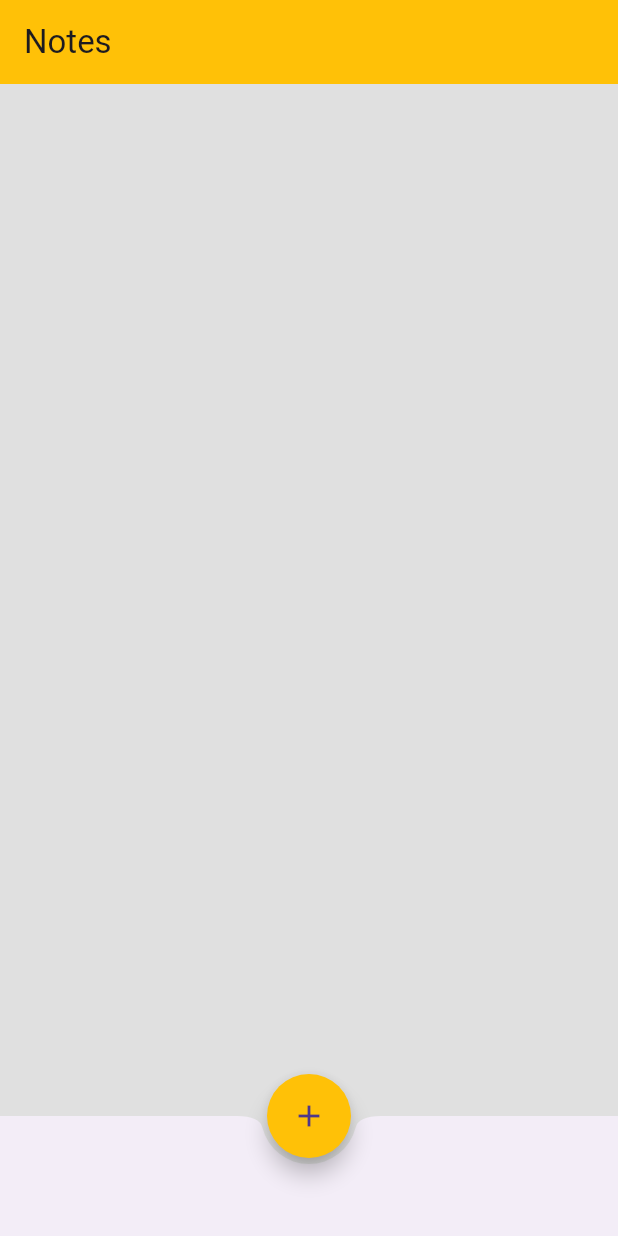
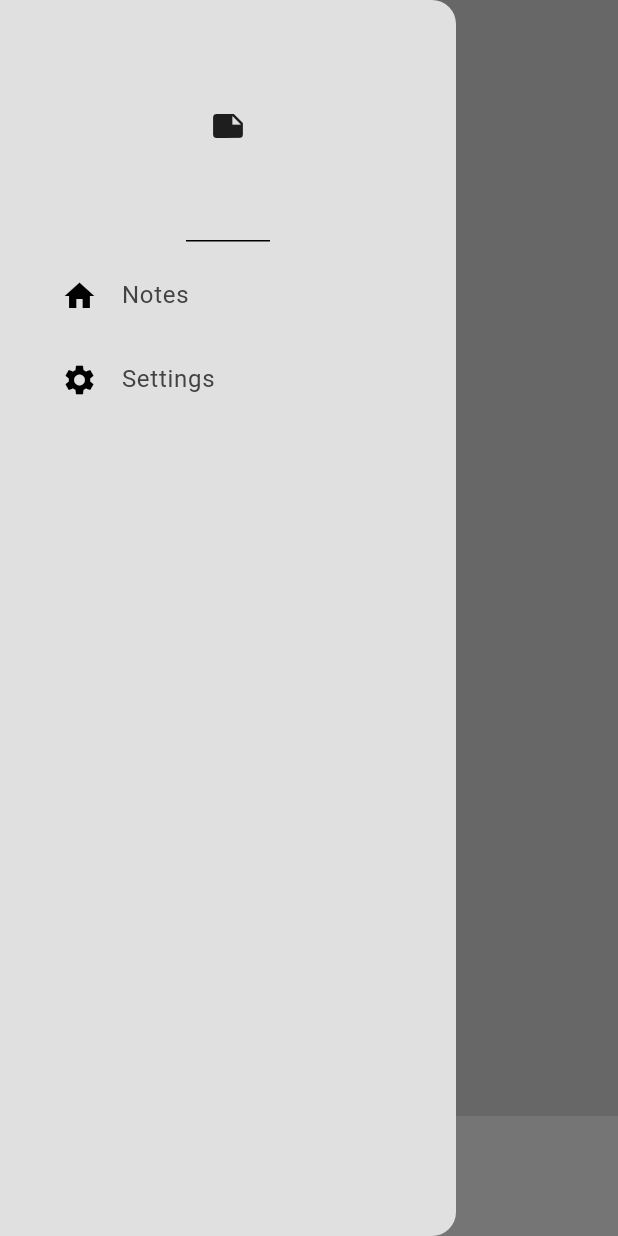
Before and after one commit to TrungKuro/Minimal-Notes-App, a Flutter app: the screen it shows after launch, with the side drawer open (before the commit the screen has no drawer), on a phone screen of 412 x 824 dp. Run offline on Flutter 3.47's test engine with Material 3 defaults, Android fonts, the phone set to English and light mode, and no system bars; our stand-ins replace google_fonts, isar; accounts and stored records are empty; generated files the repository leaves out were written again.

Commit message:
Menu Drawer.

```diff
--- /dev/null
+++ b/minimal_notes_app/lib/components/drawer_tile.dart
@@ -0,0 +1,31 @@
+import 'package:flutter/material.dart';
+
+class DrawerTile extends StatelessWidget {
+  final String tile;
+  final Widget leading;
+  final void Function()? onTap;
+
+  const DrawerTile({
+    super.key,
+    required this.tile,
+    required this.leading,
+    this.onTap,
+  });
+
+  @override
+  Widget build(BuildContext context) {
+    return Padding(
+      padding: const EdgeInsets.only(left: 25),
+      child: ListTile(
+        title: Text(
+          tile,
+          style: TextStyle(
+            color: Theme.of(context).colorScheme.inversePrimary,
+          ),
+        ),
+        leading: leading,
+        onTap: onTap,
+      ),
+    );
+  }
+}
--- /dev/null
+++ b/minimal_notes_app/lib/components/my_drawer.dart
@@ -0,0 +1,47 @@
+import 'package:flutter/material.dart';
+import 'package:minimal_notes_app/components/drawer_tile.dart';
+import 'package:minimal_notes_app/pages/settings_page.dart';
+
+class MyDrawer extends StatelessWidget {
+  const MyDrawer({super.key});
+
+  @override
+  Widget build(BuildContext context) {
+    return Drawer(
+      backgroundColor: Theme.of(context).colorScheme.background,
+      child: Column(
+        children: [
+          // HEADER
+          const DrawerHeader(
+            child: Icon(
+              Icons.note,
+            ),
+          ),
+          // NOTES TILE
+          DrawerTile(
+            tile: 'Notes',
+            leading: const Icon(Icons.home),
+            // Quay lại Notes Page
+            onTap: () => Navigator.pop(context),
+          ),
+          //SETTING TILE
+          DrawerTile(
+            tile: 'Settings',
+            leading: const Icon(Icons.settings),
+            onTap: () {
+              // Quay lại Notes Page
+              Navigator.pop(context);
+              // Nhảy sang Settings Page
+              Navigator.push(
+                context,
+                MaterialPageRoute(
+                  builder: (context) => const SettingsPage(),
+                ),
+              );
+            },
+          ),
+        ],
+      ),
+    );
+  }
+}
--- a/minimal_notes_app/lib/main.dart
+++ b/minimal_notes_app/lib/main.dart
@@ -1,6 +1,7 @@
 import 'package:flutter/material.dart';
 import 'package:minimal_notes_app/models/note_database.dart';
 import 'package:minimal_notes_app/pages/notes_page.dart';
+import 'package:minimal_notes_app/theme/theme_provider.dart';
 import 'package:provider/provider.dart';
 
 void main() async {
@@ -9,8 +10,13 @@ void main() async {
   await NoteDatabase.initialize();
 
   runApp(
-    ChangeNotifierProvider(
-      create: (context) => NoteDatabase(),
+    MultiProvider(
+      providers: [
+        // Theo dõi sự thay đổi trong Database
+        ChangeNotifierProvider(create: (context) => NoteDatabase()),
+        // Theo dõi sự thay đổi trong Theme
+        ChangeNotifierProvider(create: (context) => ThemeProvider()),
+      ],
       child: const MainApp(),
     ),
   );
@@ -21,9 +27,10 @@ class MainApp extends StatelessWidget {
 
   @override
   Widget build(BuildContext context) {
-    return const MaterialApp(
+    return MaterialApp(
       debugShowCheckedModeBanner: false,
-      home: NotesPage(),
+      home: const NotesPage(),
+      theme: Provider.of<ThemeProvider>(context).themeData,
     );
   }
 }
--- a/minimal_notes_app/lib/pages/notes_page.dart
+++ b/minimal_notes_app/lib/pages/notes_page.dart
@@ -1,4 +1,6 @@
 import 'package:flutter/material.dart';
+import 'package:google_fonts/google_fonts.dart';
+import 'package:minimal_notes_app/components/my_drawer.dart';
 import 'package:minimal_notes_app/models/note.dart';
 import 'package:minimal_notes_app/models/note_database.dart';
 import 'package:provider/provider.dart';
@@ -102,11 +104,14 @@ class _NotesPageState extends State<NotesPage> {
     List<Note> currentNodes = noteDatabase.currentNotes;
 
     return Scaffold(
+      /* ----------------------------- Top App ----------------------------- */
       appBar: AppBar(
-        title: const Text('Notes'),
-        backgroundColor: Colors.amber, //!
+        elevation: 0,
+        backgroundColor: Colors.transparent,
+        foregroundColor: Theme.of(context).colorScheme.inversePrimary,
       ),
-      backgroundColor: Colors.grey.shade300,
+      drawer: const MyDrawer(),
+      /* ---------------------------- Bottom App --------------------------- */
       bottomNavigationBar: BottomAppBar(
         shape: const CircularNotchedRectangle(),
         child: Container(height: 50.0),
@@ -119,7 +124,25 @@ class _NotesPageState extends State<NotesPage> {
         child: const Icon(Icons.add),
       ),
       floatingActionButtonLocation: FloatingActionButtonLocation.centerDocked,
-      body: ListView.builder(
+      /* ---------------------------- Center App --------------------------- */
+      backgroundColor: Theme.of(context).colorScheme.background,
+      body: Column(
+        crossAxisAlignment: CrossAxisAlignment.start,
+        children: [
+          // HEADING
+          Padding(
+            padding: const EdgeInsets.only(left: 25),
+            child: Text(
+              'Notes',
+              style: GoogleFonts.dmSerifText(
+                fontSize: 48,
+                color: Theme.of(context).colorScheme.inversePrimary,
+              ),
+            ),
+          ),
+          // LIST OF NOTES
+          Expanded(
+            child: ListView.builder(
               itemCount: currentNodes.length,
               itemBuilder: (context, index) {
                 // Get individual note
@@ -145,6 +168,9 @@ class _NotesPageState extends State<NotesPage> {
                 );
               },
             ),
+          ),
+        ],
+      ),
     );
   }
 }
--- /dev/null
+++ b/minimal_notes_app/lib/pages/settings_page.dart
@@ -0,0 +1,10 @@
+import 'package:flutter/material.dart';
+
+class SettingsPage extends StatelessWidget {
+  const SettingsPage({super.key});
+
+  @override
+  Widget build(BuildContext context) {
+    return Scaffold();
+  }
+}
--- a/minimal_notes_app/lib/theme/theme.dart
+++ b/minimal_notes_app/lib/theme/theme.dart
@@ -0,0 +1,23 @@
+import 'package:flutter/material.dart';
+
+/// Light Mode
+ThemeData lightMode = ThemeData(
+  brightness: Brightness.light,
+  colorScheme: ColorScheme.light(
+    background: Colors.grey.shade300,
+    primary: Colors.grey.shade200,
+    secondary: Colors.grey.shade400,
+    inversePrimary: Colors.grey.shade800,
+  ),
+);
+
+/// Dart Mode
+ThemeData darkMode = ThemeData(
+  brightness: Brightness.dark,
+  colorScheme: ColorScheme.dark(
+    background: Colors.grey.shade900,
+    primary: Colors.grey.shade800,
+    secondary: Colors.grey.shade700,
+    inversePrimary: Colors.grey.shade300,
+  ),
+);
--- /dev/null
+++ b/minimal_notes_app/lib/theme/theme_provider.dart
@@ -0,0 +1,28 @@
+import 'package:flutter/material.dart';
+import 'package:minimal_notes_app/theme/theme.dart';
+
+class ThemeProvider with ChangeNotifier {
+  // Chế độ "Light Mode" được sử dụng mặc định khi khởi động ứng dụng
+  ThemeData _themeData = lightMode;
+
+  /// Cho biết chế độ hiện tại
+  ThemeData get themeData => _themeData;
+
+  /// Cho biết chế độ hiện tại là "Dark Mode" hay ko?
+  bool get isDarkMode => _themeData == darkMode;
+
+  /// Cài đặt chế độ hiển thị
+  set themeData(ThemeData themeData) {
+    _themeData = themeData;
+    notifyListeners();
+  }
+
+  /// Đảo ngược chế độ hiển thị
+  void toggle() {
+    if (isDarkMode) {
+      _themeData = lightMode;
+    } else {
+      _themeData = darkMode;
+    }
+  }
+}
--- a/minimal_notes_app/pubspec.yaml
+++ b/minimal_notes_app/pubspec.yaml
@@ -9,6 +9,7 @@ environment:
 dependencies:
   flutter:
     sdk: flutter
+  google_fonts: ^6.2.1
   isar: ^3.1.0+1
   isar_flutter_libs: ^3.1.0+1
   path_provider: ^2.1.3
```
Also changed, not shown: minimal_notes_app/pubspec.lock. Lines whose indentation alone changed are shown as unchanged.
